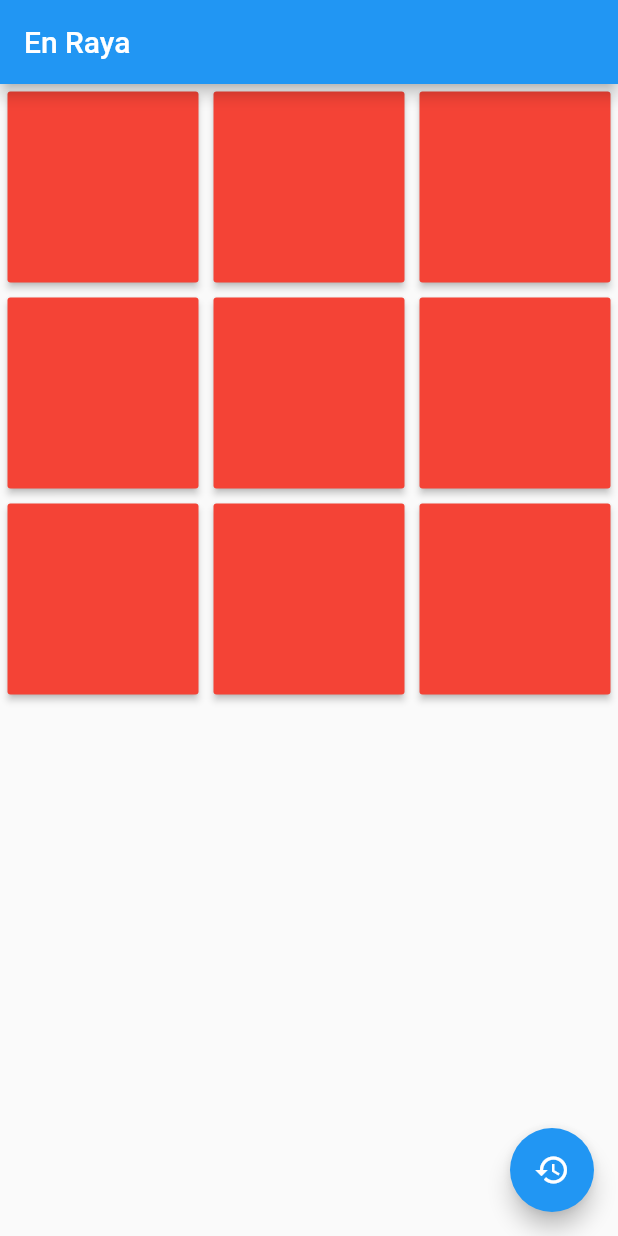
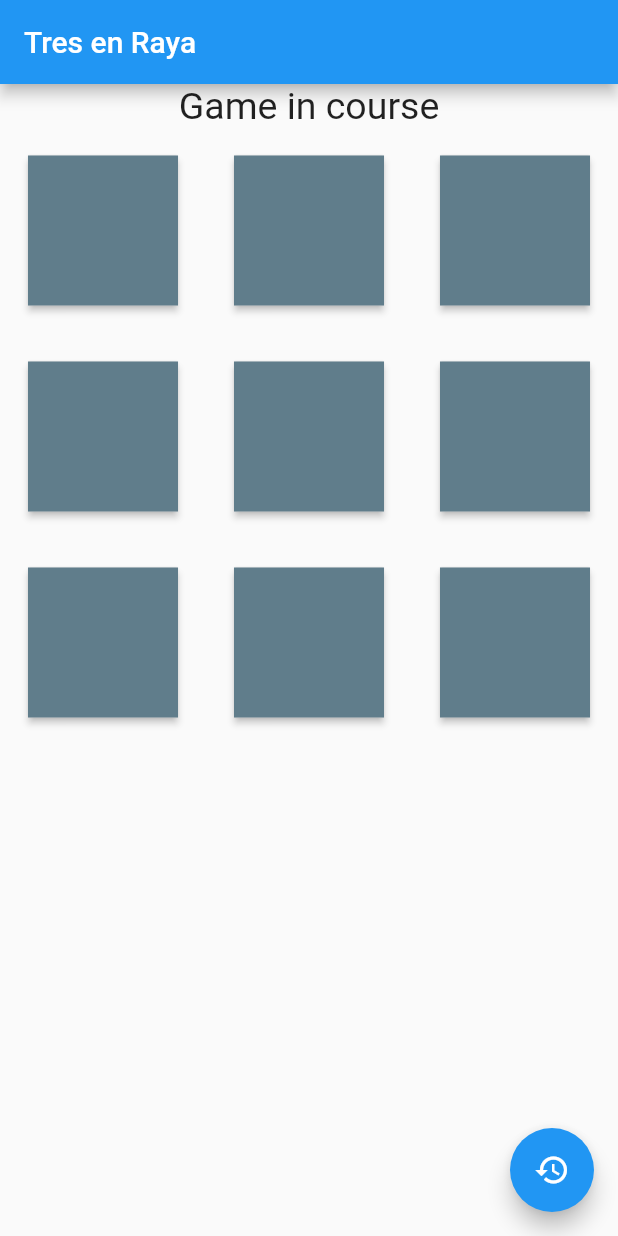
Before and after one commit to JhonatanPaucara/enRaya, a Flutter app: the screen it shows after launch, on a phone screen of 412 x 824 dp. Run offline on Flutter 3.47's test engine with Material 2 defaults, Android fonts, the phone set to English and light mode, and no system bars.

Commit message:
different color for each player

```diff
--- a/lib/main.dart
+++ b/lib/main.dart
@@ -7,10 +7,11 @@ class MyApp extends StatelessWidget {
   Widget build(BuildContext context) {
     return MaterialApp(
       title: 'Flutter Demo',
+      debugShowCheckedModeBanner: false,
       theme: ThemeData(
         primarySwatch: Colors.blue,
       ),
-      home: MyHomePage(title: 'En Raya'),
+      home: MyHomePage(title: 'Tres en Raya'),
     );
   }
 }
@@ -27,34 +28,57 @@ class _MyHomePageState extends State<MyHomePage> {
   int _counter = 0;
   var _marcas = [' ', ' ', ' ', ' ', ' ', ' ', ' ', ' ', ' '];
   String _playerMark = ' ';
+  var _winner = '';
+  String _msg = 'Game in course';
+  var lines = [
+    [0, 1, 2],
+    [3, 4, 5],
+    [6, 7, 8],
+    [0, 3, 6],
+    [1, 4, 7],
+    [2, 5, 8],
+    [0, 4, 8],
+    [2, 4, 6],
+  ];
 
-  void _incrementCounter(position) {
+  void _checkWinner(position) {
+    if (_winner != '') {
+      print('ganador' + _winner);
+    } else {
+      print('siguiente');
       setState(() {
         if (_marcas[position] == ' ') {
           _counter++;
-        _playerMark = 'O';
           if (_counter % 2 == 0) {
             _playerMark = 'X';
+          } else {
+            _playerMark = 'O';
           }
           _marcas[position] = _playerMark;
         }
       });
     }
+    for (var i = 0; i < lines.length; i++) {
+      var option = lines[i];
+      if (_marcas[option[0]] != ' ' &&
+          _marcas[option[0]] == _marcas[option[1]] &&
+          _marcas[option[0]] == _marcas[option[2]]) {
+        setState(() {
+          _winner = _marcas[option[0]];
+          _msg = 'El ganador es: ' + _winner;
+        });
+      }
+    }
+  }
 
   void _resetGame() {
     setState(() {
       _counter = 0;
+      _winner = '';
+      _msg = 'Game in course';
       _marcas = [' ', ' ', ' ', ' ', ' ', ' ', ' ', ' ', ' '];
     });
   }
-
-  /*void _finishGame(){
-    var player1;
-    var player2;
-    for (var i = 0; i < _marcas.length; i++) {
-
-    }
-  }*/
 
   @override
   Widget build(BuildContext context) {
@@ -62,27 +86,47 @@ class _MyHomePageState extends State<MyHomePage> {
       appBar: AppBar(
         title: Text(widget.title),
       ),
-      body: GridView.count(
+      body: Column(
+        children: <Widget>[
+          Center(
+            child: Text(
+              _msg,
+              style: TextStyle(fontSize: 25.0),
+            ),
+          ),
+          Expanded(
+            child: GridView.count(
               crossAxisCount: 3,
               children: List.generate(9, (index) {
-          return Padding(
-            padding: EdgeInsets.all(5.0),
+                return Center(
                   child: Container(
                     child: RaisedButton(
                       onPressed: () {
-                  _incrementCounter(index);
+                        _checkWinner(index);
                       },
+                      textColor: Colors.white,
+                      padding: const EdgeInsets.all(0.0),
+                      child: Container(
+                        width: 100.0,
+                        height: 100.0,
+                        color: _marcas[index] == ' '
+                            ? Colors.blueGrey
+                            : _marcas[index] == 'X' ? Colors.red : Colors.blue,
+                        padding: const EdgeInsets.all(0.0),
+                        child: Center(
                           child: Text(
                             _marcas[index],
                             style: TextStyle(fontSize: 25.0),
                           ),
-                color: Colors.red,
                         ),
-              width: 50.0,
-              height: 50.0,
+                      ),
+                    ),
                   ),
                 );
               }),
+            ),
+          ),
+        ],
       ),
       floatingActionButton: FloatingActionButton(
         onPressed: _resetGame,
```
Also changed, not shown: pubspec.lock, 4 other files. Lines whose indentation alone changed are shown as unchanged.
